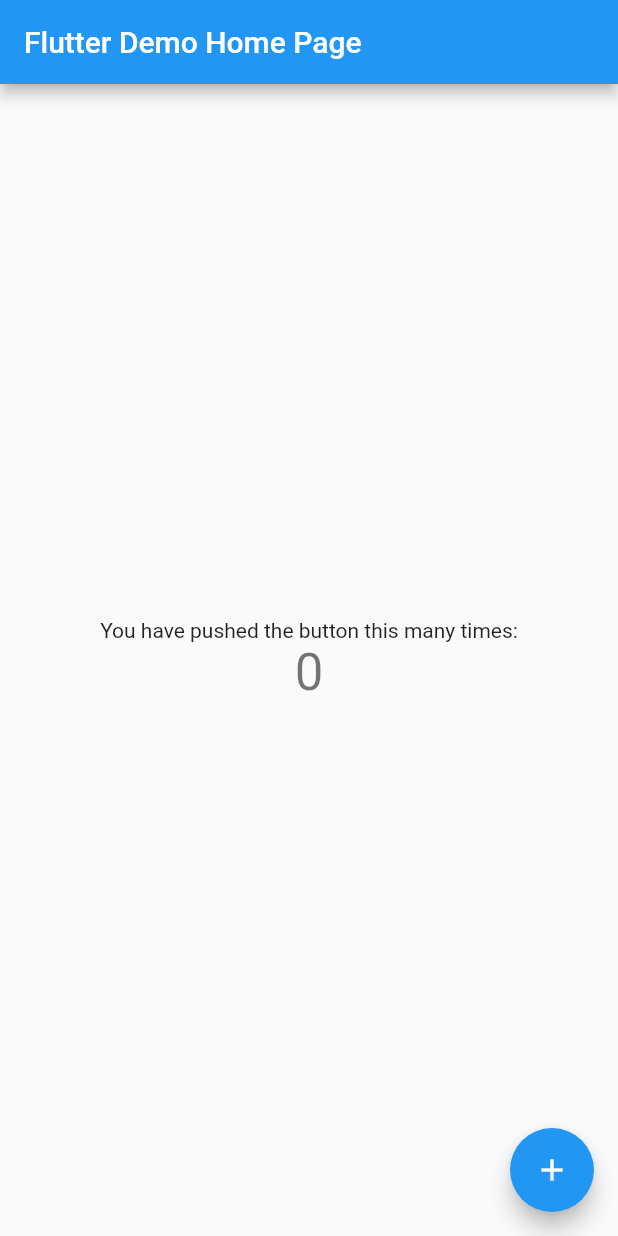
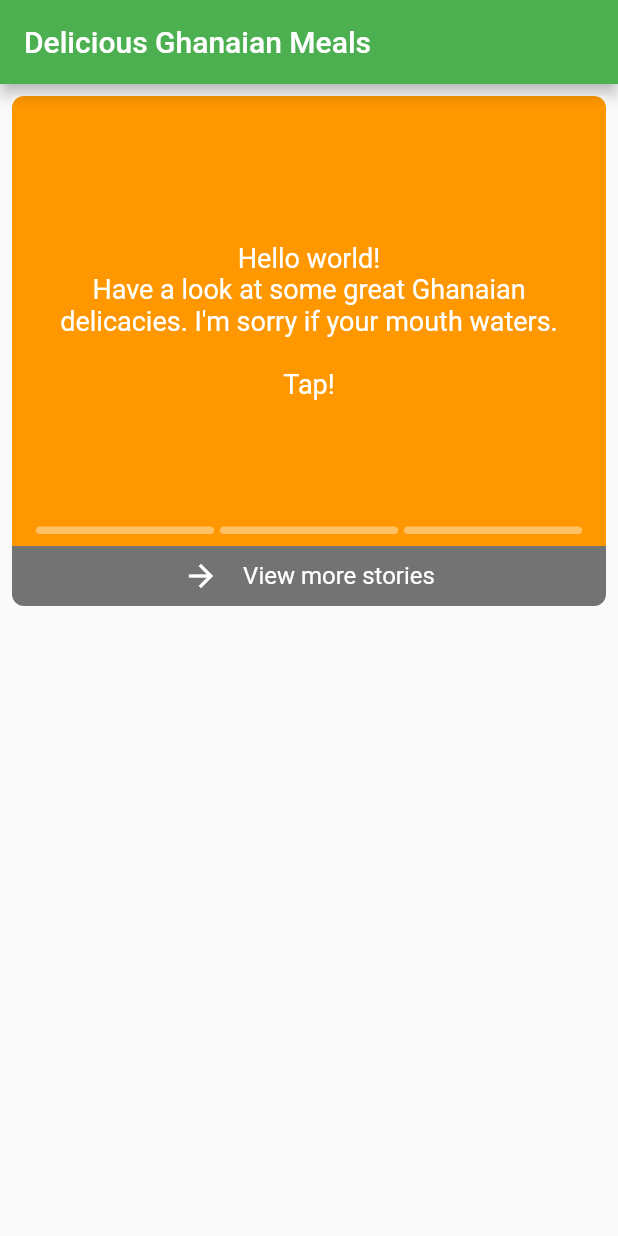
Before and after one commit to Pteroto/highlight_stories, a Flutter app: the screen it shows after launch, on a phone screen of 412 x 824 dp. Run offline on Flutter 3.47's test engine with Material 2 defaults, Android fonts, the phone set to English and light mode, and no system bars; drawn by our look-alikes of story_view.

Commit message:
Add story view dependency

```diff
--- a/lib/main/main.dart
+++ b/lib/main/main.dart
@@ -1,4 +1,5 @@
 import 'package:flutter/material.dart';
+import 'package:story_view/story_view.dart';
 
 void main() => runApp(MyApp());
 
@@ -7,104 +8,195 @@ class MyApp extends StatelessWidget {
   @override
   Widget build(BuildContext context) {
     return MaterialApp(
-      title: 'Flutter Demo',
-      theme: ThemeData(
-        // This is the theme of your application.
-        //
-        // Try running your application with "flutter run". You'll see the
-        // application has a blue toolbar. Then, without quitting the app, try
-        // changing the primarySwatch below to Colors.green and then invoke
-        // "hot reload" (press "r" in the console where you ran "flutter run",
-        // or press Run > Flutter Hot Reload in a Flutter IDE). Notice that the
-        // counter didn't reset back to zero; the application is not restarted.
-        primarySwatch: Colors.blue,
+        title: 'Flutter Demo',
+        debugShowCheckedModeBanner: false,
+        theme: ThemeData(
+          primarySwatch: Colors.green,
+        ),
+        home: Home());
+  }
+}
+
+class Home extends StatelessWidget {
+  final StoryController controller = StoryController();
+
+  @override
+  Widget build(BuildContext context) {
+    return Scaffold(
+      appBar: AppBar(
+        title: Text("Delicious Ghanaian Meals"),
       ),
-      home: MyHomePage(title: 'Flutter Demo Home Page'),
+      body: Container(
+        margin: EdgeInsets.all(
+          8,
+        ),
+        child: ListView(
+          children: <Widget>[
+            Container(
+              height: 300,
+              child: StoryView(
+                controller: controller,
+                storyItems: [
+                  StoryItem.text(
+                    title:
+                    "Hello world!\nHave a look at some great Ghanaian delicacies. I'm sorry if your mouth waters. \n\nTap!",
+                    backgroundColor: Colors.orange,
+                    roundedTop: true,
+                  ),
+                  // StoryItem.inlineImage(
+                  //   NetworkImage(
+                  //       "https://image.ibb.co/gCZFbx/Banku-and-tilapia.jpg"),
+                  //   caption: Text(
+                  //     "Banku & Tilapia. The food to keep you charged whole day.\n#1 Local food.",
+                  //     style: TextStyle(
+                  //       color: Colors.white,
+                  //       backgroundColor: Colors.black54,
+                  //       fontSize: 17,
+                  //     ),
+                  //   ),
+                  // ),
+                  StoryItem.inlineImage(
+                    url:
+                    "https://image.ibb.co/cU4WGx/Omotuo-Groundnut-Soup-braperucci-com-1.jpg",
+                    controller: controller,
+                    caption: Text(
+                      "Omotuo & Nkatekwan; You will love this meal if taken as supper.",
+                      style: TextStyle(
+                        color: Colors.white,
+                        backgroundColor: Colors.black54,
+                        fontSize: 17,
+                      ),
+                    ),
+                  ),
+                  StoryItem.inlineImage(
+                    url:
+                    "https://media.giphy.com/media/5GoVLqeAOo6PK/giphy.gif",
+                    controller: controller,
+                    caption: Text(
+                      "Hektas, sektas and skatad",
+                      style: TextStyle(
+                        color: Colors.white,
+                        backgroundColor: Colors.black54,
+                        fontSize: 17,
+                      ),
+                    ),
+                  )
+                ],
+                onStoryShow: (s) {
+                  print("Showing a story");
+                },
+                onComplete: () {
+                  print("Completed a cycle");
+                },
+                progressPosition: ProgressPosition.bottom,
+                repeat: false,
+                inline: true,
+              ),
+            ),
+            Material(
+              child: InkWell(
+                onTap: () {
+                  Navigator.of(context).push(
+                      MaterialPageRoute(builder: (context) => MoreStories()));
+                },
+                child: Container(
+                  decoration: BoxDecoration(
+                      color: Colors.black54,
+                      borderRadius:
+                      BorderRadius.vertical(bottom: Radius.circular(8))),
+                  padding: EdgeInsets.symmetric(vertical: 8),
+                  child: Row(
+                    mainAxisAlignment: MainAxisAlignment.center,
+                    children: <Widget>[
+                      Icon(
+                        Icons.arrow_forward,
+                        color: Colors.white,
+                      ),
+                      SizedBox(
+                        width: 16,
+                      ),
+                      Text(
+                        "View more stories",
+                        style: TextStyle(fontSize: 16, color: Colors.white),
+                      ),
+                    ],
+                  ),
+                ),
+              ),
+            ),
+          ],
+        ),
+      ),
     );
   }
 }
 
-class MyHomePage extends StatefulWidget {
-  MyHomePage({Key key, this.title}) : super(key: key);
+class MoreStories extends StatefulWidget {
+  @override
+  _MoreStoriesState createState() => _MoreStoriesState();
+}
 
-  // This widget is the home page of your application. It is stateful, meaning
-  // that it has a State object (defined below) that contains fields that affect
-  // how it looks.
-
-  // This class is the configuration for the state. It holds the values (in this
-  // case the title) provided by the parent (in this case the App widget) and
-  // used by the build method of the State. Fields in a Widget subclass are
-  // always marked "final".
-
-  final String title;
+class _MoreStoriesState extends State<MoreStories> {
+  final storyController = StoryController();
 
   @override
-  _MyHomePageState createState() => _MyHomePageState();
-}
-
-class _MyHomePageState extends State<MyHomePage> {
-  int _counter = 0;
-
-  void _incrementCounter() {
-    setState(() {
-      // This call to setState tells the Flutter framework that something has
-      // changed in this State, which causes it to rerun the build method below
-      // so that the display can reflect the updated values. If we changed
-      // _counter without calling setState(), then the build method would not be
-      // called again, and so nothing would appear to happen.
-      _counter++;
-    });
+  void dispose() {
+    storyController.dispose();
+    super.dispose();
   }
 
   @override
   Widget build(BuildContext context) {
-    // This method is rerun every time setState is called, for instance as done
-    // by the _incrementCounter method above.
-    //
-    // The Flutter framework has been optimized to make rerunning build methods
-    // fast, so that you can just rebuild anything that needs updating rather
-    // than having to individually change instances of widgets.
     return Scaffold(
       appBar: AppBar(
-        // Here we take the value from the MyHomePage object that was created by
-        // the App.build method, and use it to set our appbar title.
-        title: Text(widget.title),
+        title: Text("More"),
       ),
-      body: Center(
-        // Center is a layout widget. It takes a single child and positions it
-        // in the middle of the parent.
-        child: Column(
-          // Column is also a layout widget. It takes a list of children and
-          // arranges them vertically. By default, it sizes itself to fit its
-          // children horizontally, and tries to be as tall as its parent.
-          //
-          // Invoke "debug painting" (press "p" in the console, choose the
-          // "Toggle Debug Paint" action from the Flutter Inspector in Android
-          // Studio, or the "Toggle Debug Paint" command in Visual Studio Code)
-          // to see the wireframe for each widget.
-          //
-          // Column has various properties to control how it sizes itself and
-          // how it positions its children. Here we use mainAxisAlignment to
-          // center the children vertically; the main axis here is the vertical
-          // axis because Columns are vertical (the cross axis would be
-          // horizontal).
-          mainAxisAlignment: MainAxisAlignment.center,
-          children: <Widget>[
-            Text(
-              'You have pushed the button this many times:',
+      body: StoryView(
+        storyItems: [
+          StoryItem.text(
+            title: "I guess you'd love to see more of our food. That's great.",
+            backgroundColor: Colors.blue,
+
+          ),
+          StoryItem.text(
+            title: "Nice!\n\nTap to continue.",
+            backgroundColor: Colors.red,
+            textStyle: TextStyle(
+              fontFamily: 'Dancing',
+              fontSize: 40,
             ),
-            Text(
-              '$_counter',
-              style: Theme.of(context).textTheme.headline4,
-            ),
-          ],
-        ),
+          ),
+          StoryItem.pageImage(
+            url:
+            "https://image.ibb.co/cU4WGx/Omotuo-Groundnut-Soup-braperucci-com-1.jpg",
+            caption: "Still sampling",
+            controller: storyController,
+          ),
+          StoryItem.pageImage(
+              url: "https://media.giphy.com/media/5GoVLqeAOo6PK/giphy.gif",
+              caption: "Working with gifs",
+              controller: storyController),
+          StoryItem.pageImage(
+            url: "https://media.giphy.com/media/XcA8krYsrEAYXKf4UQ/giphy.gif",
+            caption: "Hello, from the other side",
+            controller: storyController,
+          ),
+          StoryItem.pageImage(
+            url: "https://media.giphy.com/media/XcA8krYsrEAYXKf4UQ/giphy.gif",
+            caption: "Hello, from the other side2",
+            controller: storyController,
+          ),
+        ],
+        onStoryShow: (s) {
+          print("Showing a story");
+        },
+        onComplete: () {
+          print("Completed a cycle");
+        },
+        progressPosition: ProgressPosition.top,
+        repeat: false,
+        controller: storyController,
       ),
-      floatingActionButton: FloatingActionButton(
-        onPressed: _incrementCounter,
-        tooltip: 'Increment',
-        child: Icon(Icons.add),
-      ), // This trailing comma makes auto-formatting nicer for build methods.
     );
   }
 }
--- a/lib/widgets/progress_bars.dart
+++ b/lib/widgets/progress_bars.dart
@@ -1,8 +1,6 @@
 import 'package:flutter/widgets.dart';
 
 class ProgressBars extends StatefulWidget {
-
-  final List<>
 
   @override
   State<StatefulWidget> createState() {
--- a/pubspec.yaml
+++ b/pubspec.yaml
@@ -24,7 +24,8 @@ dependencies:
   flutter:
     sdk: flutter
 
-  video_player: '0.10.11'
+  video_player: 0.10.11+2
+  story_view: ^0.12.3
 
   # The following adds the Cupertino Icons font to your application.
   # Use with the CupertinoIcons class for iOS style icons.
```
Also changed, not shown: lib/main/style.dart (added, +116 -0 lines), pubspec.lock, 1 other file.
